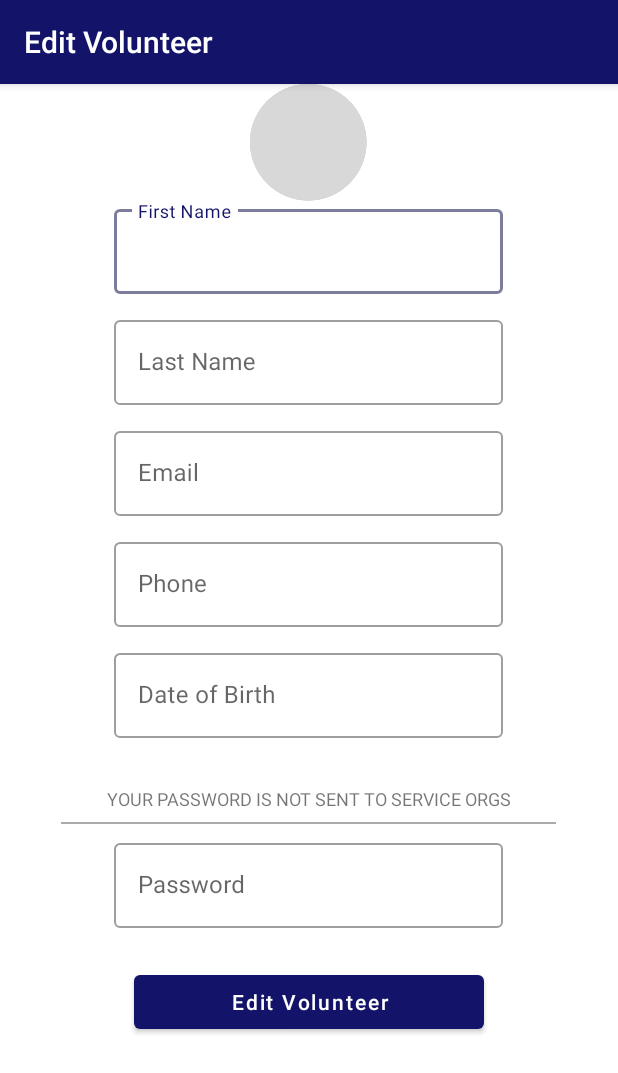
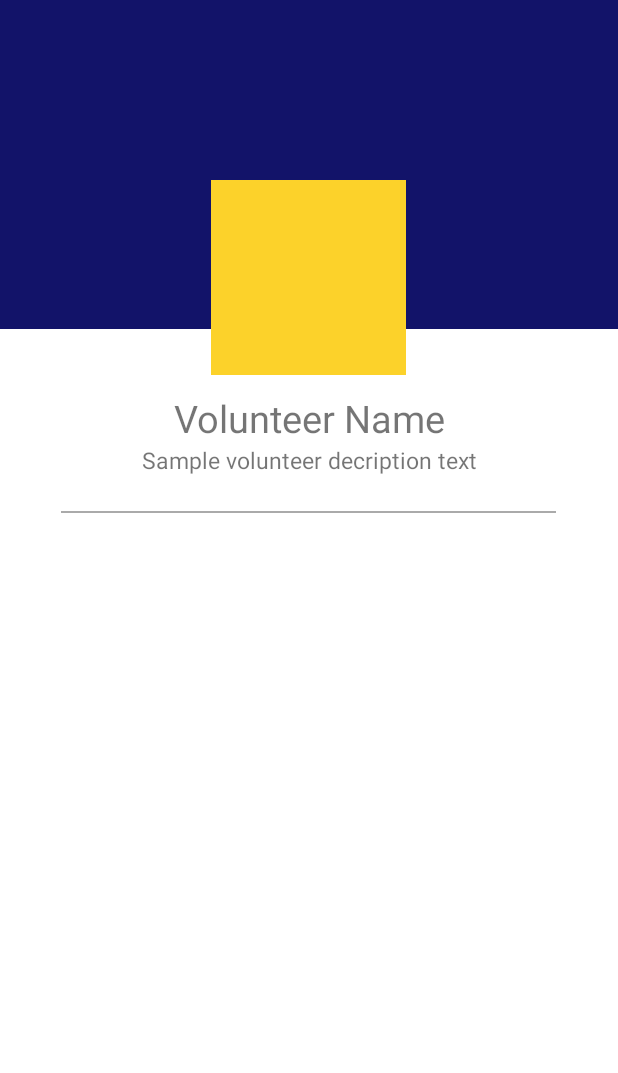
Before and after one commit to dmwever/LendaHand, an Android app: the VolunteerPage screen opened directly, with no data from a screen before it, on a phone screen of 412 x 824 dp. Shown: the top 1073 px of the screen. Run offline under Robolectric (Android 15) with nearby library versions, the phone set to English and light mode, and no system bars; 7 statements that could not run were skipped.

Commit message:
updated the layout code for the Volunteer Page

```diff
--- a/LendaHandApp/app/src/main/res/layout/activity_volunteer_page.xml
+++ b/LendaHandApp/app/src/main/res/layout/activity_volunteer_page.xml
@@ -6,158 +6,60 @@
     android:layout_height="match_parent"
     tools:context=".VolunteerPage">
 
-    <com.google.android.material.appbar.AppBarLayout
-        android:layout_width="match_parent"
-        android:layout_height="wrap_content">
-        <androidx.appcompat.widget.Toolbar
-            android:id="@+id/app_bar"
-            style="@style/LendaHand_Top_Bar"
-            android:layout_width="match_parent"
-            android:layout_height="?attr/actionBarSize"
-            app:title="@string/edit_volunteer"
-            />
-    </com.google.android.material.appbar.AppBarLayout>
-
     <ScrollView
         android:layout_width="match_parent"
         android:layout_height="wrap_content">
+
         <LinearLayout
             android:layout_width="match_parent"
             android:layout_height="wrap_content"
-            android:paddingTop="?attr/actionBarSize"
             android:orientation="vertical">
 
+            <RelativeLayout
+                android:layout_width="match_parent"
+                android:layout_height="wrap_content">
 
-            <ImageView
-                android:layout_width="wrap_content"
+                <View
+                    android:id="@+id/view"
+                    android:layout_width="wrap_content"
+                    android:layout_height="219dp"
+                    android:background="@color/color_primary"/>
+
+                <ImageView
+                    android:id="@+id/orglogo"
+                    android:layout_width="130dp"
+                    android:layout_height="130dp"
+                    android:layout_marginTop="120dp"
+                    android:layout_centerHorizontal="true"
+                    android:scaleType="fitXY"
+                    android:background="@color/color_secondary"/>
+            </RelativeLayout>
+
+            <TextView
+                android:layout_width="340dp"
+                android:layout_height="wrap_content"
+                android:layout_marginTop="11dp"
+                android:layout_gravity="center_horizontal"
+                android:text="Volunteer Name"
+                android:textAlignment="center"
+                android:textSize="25sp" />
+
+            <TextView
+                android:layout_width="340dp"
                 android:layout_height="wrap_content"
                 android:layout_gravity="center_horizontal"
-                app:srcCompat="@mipmap/page_icon_placeholder"
-                tools:srcCompat="@mipmap/page_icon_placeholder" />
+                android:text="Sample volunteer decription text"
+                android:layout_marginBottom="19dp"
+                android:textAlignment="center"
+                android:textSize="15sp" />
 
-            <com.google.android.material.textfield.TextInputLayout
-                android:layout_width="259dp"
-                android:layout_height="wrap_content"
-                android:layout_gravity="center_horizontal"
-                android:layout_marginBottom="12dp"
-                android:hint="@string/lh_hint_first_name"
-                style="@style/LendaHand_Text_Box">
-
-                <com.google.android.material.textfield.TextInputEditText
-                    android:id="@+id/volunteerFirstName"
-                    android:layout_width="259dp"
-                    android:layout_height="wrap_content"
-                    android:inputType="text"
-                    android:maxLines="1"/>
-            </com.google.android.material.textfield.TextInputLayout>
-
-            <com.google.android.material.textfield.TextInputLayout
-                android:layout_width="259dp"
-                android:layout_height="wrap_content"
-                android:layout_gravity="center_horizontal"
-                android:layout_marginBottom="12dp"
-                android:hint="@string/lh_hint_last_name"
-                style="@style/Widget.MaterialComponents.TextInputLayout.OutlinedBox">
-
-                <com.google.android.material.textfield.TextInputEditText
-                    android:id="@+id/volunteerLastName"
-                    android:layout_width="259dp"
-                    android:layout_height="wrap_content"
-                    android:inputType="text"
-                    android:maxLines="1"/>
-            </com.google.android.material.textfield.TextInputLayout>
-
-            <com.google.android.material.textfield.TextInputLayout
-                android:layout_width="259dp"
-                android:layout_height="wrap_content"
-                android:layout_gravity="center_horizontal"
-                android:layout_marginBottom="12dp"
-                android:hint="@string/lh_hint_email"
-                style="@style/Widget.MaterialComponents.TextInputLayout.OutlinedBox">
-
-                <com.google.android.material.textfield.TextInputEditText
-                    android:id="@+id/volunteerEmail"
-                    android:layout_width="259dp"
-                    android:layout_height="wrap_content"
-                    android:inputType="text"
-                    android:maxLines="1"/>
-            </com.google.android.material.textfield.TextInputLayout>
-
-            <com.google.android.material.textfield.TextInputLayout
-                android:layout_width="259dp"
-                android:layout_height="wrap_content"
-                android:layout_gravity="center_horizontal"
-                android:layout_marginBottom="12dp"
-                android:hint="@string/lh_hint_phone"
-                style="@style/Widget.MaterialComponents.TextInputLayout.OutlinedBox">
-
-                <com.google.android.material.textfield.TextInputEditText
-                    android:id="@+id/volunteerPhone"
-                    android:layout_width="259dp"
-                    android:layout_height="wrap_content"
-                    android:inputType="text"
-                    android:maxLines="1"/>
-            </com.google.android.material.textfield.TextInputLayout>
-
-            <com.google.android.material.textfield.TextInputLayout
-                android:layout_width="259dp"
-                android:layout_height="wrap_content"
-                android:layout_gravity="center_horizontal"
-                android:hint="@string/lh_hint_date_of_birth"
-                style="@style/Widget.MaterialComponents.TextInputLayout.OutlinedBox">
-
-                <com.google.android.material.textfield.TextInputEditText
-                    android:id="@+id/volunteerDateOfBirth"
-                    android:layout_width="259dp"
-                    android:layout_height="wrap_content"
-                    android:inputType="text"
-                    android:maxLines="1"/>
-            </com.google.android.material.textfield.TextInputLayout>
-
-            <TextView
-                android:id="@+id/orgPasswordNote"
-                android:layout_width="330dp"
-                android:layout_height="wrap_content"
-                android:layout_gravity="center_horizontal"
-
-                android:layout_marginTop="32dp"
-                android:maxLines="1"
-                android:text="@string/volunteer_signup_disclaimer"
-                android:textAlignment="center"
-                android:textSize="12sp" />
             <View
-                android:id="@+id/passwordDividerVolunteer"
+                android:id="@+id/divider"
                 android:layout_width="330dp"
                 android:layout_height="1dp"
-                android:layout_margin="7dp"
+                android:layout_margin="4dp"
                 android:layout_gravity="center_horizontal"
-                android:layout_marginBottom="21dp"
                 android:background="@android:color/darker_gray" />
-
-            <com.google.android.material.textfield.TextInputLayout
-                android:layout_width="259dp"
-                android:layout_height="wrap_content"
-                android:layout_gravity="center_horizontal"
-                android:layout_marginBottom="25dp"
-                android:hint="@string/lh_hint_password"
-                style="@style/Widget.MaterialComponents.TextInputLayout.OutlinedBox">
-
-                <com.google.android.material.textfield.TextInputEditText
-                    android:id="@+id/volunteerPassword"
-                    android:layout_width="259dp"
-                    android:layout_height="wrap_content"
-                    android:inputType="text"
-                    android:maxLines="1"/>
-            </com.google.android.material.textfield.TextInputLayout>
-
-            <com.google.android.material.button.MaterialButton
-                android:id="@+id/editVolunteerInformationButton"
-                android:layout_width="233dp"
-                android:layout_height="wrap_content"
-                android:layout_gravity="center_horizontal"
-                android:textAllCaps="false"
-                android:text="@string/edit_volunteer"/>
-
 
 
         </LinearLayout>
```
